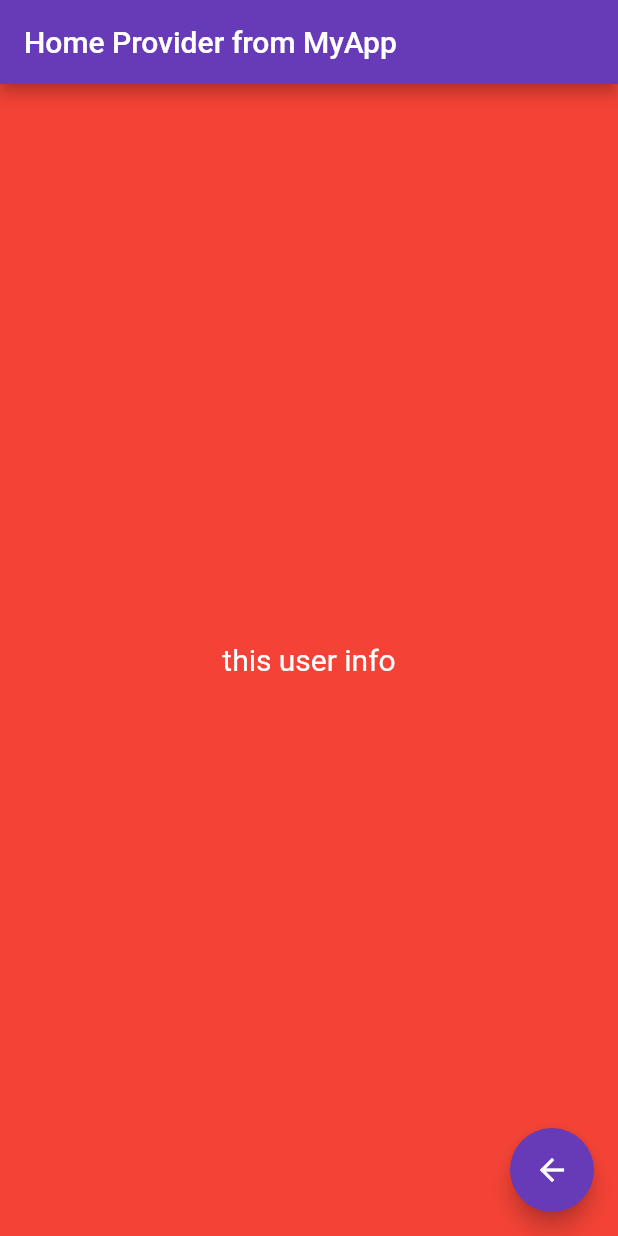
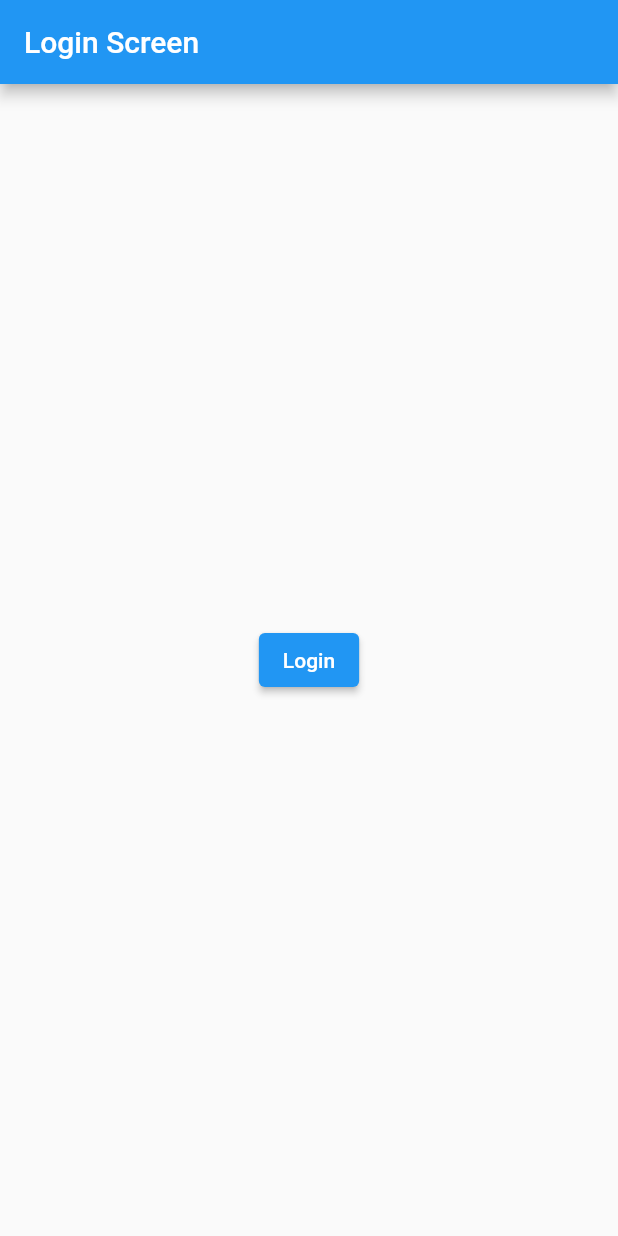
Before and after one commit to chornthorn/course_flutter_state_management, a Flutter app: the screen it shows after launch, on a phone screen of 412 x 824 dp. Run offline on Flutter 3.47's test engine with Material 2 defaults, Android fonts, the phone set to English and light mode, and no system bars; our stand-ins replace shared_preferences.

```diff
--- a/lib/home_detail_page.dart
+++ /dev/null
@@ -1,62 +0,0 @@
-import 'package:flutter/material.dart';
-
-import 'home_provider.dart';
-
-class HomeDetailPage extends StatefulWidget {
-  const HomeDetailPage({Key? key}) : super(key: key);
-
-  @override
-  State<HomeDetailPage> createState() => _HomeDetailPageState();
-}
-
-class _HomeDetailPageState extends State<HomeDetailPage> {
-  String userInfo = '';
-
-  @override
-  void didChangeDependencies() {
-    super.didChangeDependencies();
-    final _userInfo = HomeProvider.of(context).homeService.getUserInfo();
-    _userInfo.then((value) {
-      setState(() {
-        userInfo = value;
-      });
-    });
-  }
-
-  @override
-  Widget build(BuildContext context) {
-    final homeProvider = HomeProvider.of(context);
-    return Scaffold(
-      backgroundColor: homeProvider.homeDetailPageColor,
-      body: FutureBuilder<String>(
-        future: homeProvider.homeService.getUserInfo(),
-        builder: (context, snapshot) {
-          if (snapshot.hasData) {
-            return Center(
-              child: Text(
-                snapshot.data!,
-                style: TextStyle(
-                  color: Colors.white,
-                  fontSize: 20,
-                ),
-              ),
-            );
-          } else {
-            return Center(
-              child: CircularProgressIndicator(),
-            );
-          }
-        },
-      ),
-      floatingActionButton: FloatingActionButton(
-        onPressed: () {
-          // final userInfo = homeProvider.homeService.getUserInfo();
-          // setState(() {
-          //   this.userInfo = userInfo;
-          // });
-        },
-        child: Icon(Icons.arrow_back),
-      ),
-    );
-  }
-}
--- a/lib/home_page.dart
+++ /dev/null
@@ -1,21 +0,0 @@
-import 'package:flutter/material.dart';
-
-import 'home_detail_page.dart';
-import 'home_provider.dart';
-
-class HomePage extends StatelessWidget {
-  const HomePage({Key? key, required this.name}) : super(key: key);
-
-  final String name;
-
-  @override
-  Widget build(BuildContext context) {
-
-    return Scaffold(
-      appBar: AppBar(
-        title: Text(name),
-      ),
-      body: HomeDetailPage(),
-    );
-  }
-}
--- a/lib/home_provider.dart
+++ /dev/null
@@ -1,42 +0,0 @@
-import 'package:flutter/material.dart';
-
-class HomeProvider extends InheritedWidget {
-  HomeProvider({
-    required this.name,
-    required this.child,
-    required this.homeDetailPageColor,
-    required this.homeService,
-  }) : super(child: child);
-
-  final Widget child;
-  final String name;
-  final Color homeDetailPageColor;
-  final HomeService homeService;
-
-  static HomeProvider of(BuildContext context) {
-    final HomeProvider? result =
-        context.dependOnInheritedWidgetOfExactType<HomeProvider>();
-    assert(result != null, 'No FrogColor found in context');
-    return result!;
-  }
-
-  @override
-  bool updateShouldNotify(covariant InheritedWidget oldWidget) {
-    return false;
-  }
-}
-
-class HomeService {
-  Future<String> getUserInfo() async{
-    await Future.delayed(Duration(seconds: 2));
-    return "this user info";
-  }
-}
-
-
-/*App name:
-   appColor:
-   appName:
-   appVersion:
-   currentUserName;
-*/
--- a/lib/main.dart
+++ b/lib/main.dart
@@ -1,9 +1,16 @@
 import 'package:flutter/material.dart';
-import 'package:flutter_state_mangement/home_provider.dart';
+import 'package:flutter_state_mangement/providers/app_config_provider.dart';
+import 'package:flutter_state_mangement/screens/account_screen.dart';
+import 'package:flutter_state_mangement/screens/error_screen.dart';
+import 'package:flutter_state_mangement/screens/home_screen.dart';
+import 'package:flutter_state_mangement/screens/login_screen.dart';
+import 'package:flutter_state_mangement/screens/main_screen.dart';
+import 'package:flutter_state_mangement/screens/splash_screen.dart';
+import 'package:provider/provider.dart';
 
-import 'home_page.dart';
+import 'providers/auth_provider.dart';
 
-void main() async {
+void main() {
   runApp(MyApp());
 }
 
@@ -12,19 +19,42 @@ class MyApp extends StatelessWidget {
 
   @override
   Widget build(BuildContext context) {
-    return MaterialApp(
-      title: 'Flutter Demo',
-      theme: ThemeData(
-        primarySwatch: Colors.deepPurple,
-      ),
-      home: HomeProvider(
-        name: "acess token dkjasldjkflsakdjflsjk",
-        homeDetailPageColor: Colors.red,
-        homeService: HomeService(),
-        child: HomePage(
-          name: "Home Provider from MyApp",
-        ),
+    return MultiProvider(
+      providers: [
+        ChangeNotifierProvider(create: (_) => AuthProvider()),
+        ChangeNotifierProvider(create: (_) => AppConfigProvider()),
+      ],
+      child: MaterialApp(
+        debugShowCheckedModeBanner: true,
+        //TODO:: method 1
+        onGenerateRoute: (settings) {
+          if (settings.name == "/") {
+            return MaterialPageRoute(builder: (context) => SplashScreen());
+          } else if (settings.name == '/main') {
+            return MaterialPageRoute(builder: (context) => MainScreen());
+          } else if (settings.name == '/home') {
+            return MaterialPageRoute(builder: (context) => HomeScreen());
+          } else if (settings.name == "/account") {
+            return MaterialPageRoute(
+              builder: (context) => Provider(
+                create: (_) => SimpleMode(),
+                child: AccountScreen(),
+              ),
+            );
+          } else if (settings.name == "/login") {
+            return MaterialPageRoute(builder: (context) => LoginScreen());
+          }
+          return MaterialPageRoute(builder: (context) => ErrorScreen());
+        },
+        // TODO:: method 2
+        // initialRoute: "/",
+        // routes: {
+        //   "/": (context) => MainScreen(),
+        //   "/home": (context) => HomeScreen(),
+        //   "/account": (context) => AccountScreen(),
+        // },
       ),
     );
   }
 }
+// Navigator.of(context).pushNamed("/home");
--- /dev/null
+++ b/lib/providers/app_config_provider.dart
@@ -0,0 +1,19 @@
+import 'package:flutter/material.dart';
+
+// simple value change
+final counter = ValueNotifier(0);
+
+class AppConfigProvider with ChangeNotifier {
+  String _appName = "Demo"; // "New App Name"
+
+  String get appName => _appName;
+
+  void setNewApp(String newValue) {
+    _appName = newValue;
+    notifyListeners();
+  }
+}
+
+class SimpleMode {
+  String simple = "simple";
+}
--- /dev/null
+++ b/lib/providers/auth_provider.dart
@@ -0,0 +1,29 @@
+import 'package:flutter/material.dart';
+import 'package:shared_preferences/shared_preferences.dart';
+
+class AuthProvider with ChangeNotifier {
+  bool _isAuthenticated = false;
+
+  bool get isAuthenticated => _isAuthenticated;
+
+  // shared preferences
+  late SharedPreferences _sharedPreferences;
+
+  void init() async {
+    _sharedPreferences = await SharedPreferences.getInstance();
+
+    // check if user is authenticated
+    _isAuthenticated = _sharedPreferences.getBool('isAuthenticated') ?? false;
+    notifyListeners();
+  }
+
+  void login() {
+    _isAuthenticated = true;
+    notifyListeners();
+  }
+
+  void logout() {
+    _isAuthenticated = false;
+    notifyListeners();
+  }
+}
--- /dev/null
+++ b/lib/screens/login_screen.dart
@@ -0,0 +1,47 @@
+import 'package:flutter/material.dart';
+import 'package:flutter_state_mangement/providers/auth_provider.dart';
+import 'package:provider/provider.dart';
+
+class LoginScreen extends StatefulWidget {
+  const LoginScreen({Key? key}) : super(key: key);
+
+  @override
+  State<LoginScreen> createState() => _LoginScreenState();
+}
+
+class _LoginScreenState extends State<LoginScreen> {
+
+  late AuthProvider _authProvider;
+
+  @override
+  void initState() {
+    super.initState();
+    _authProvider = context.read<AuthProvider>();
+    _authProvider.addListener(_authChanged);
+  }
+
+  void _authChanged() {
+    if (_authProvider.isAuthenticated) {
+      Navigator.pushReplacementNamed(context, "/main");
+    } else {
+      Navigator.pushReplacementNamed(context, "/login");
+    }
+  }
+
+  @override
+  Widget build(BuildContext context) {
+    return Scaffold(
+      appBar: AppBar(
+        title: Text('Login Screen'),
+      ),
+      body: Center(
+        child: ElevatedButton(
+          onPressed: () {
+            Provider.of<AuthProvider>(context,listen: false).login();
+          },
+          child: Text('Login'),
+        ),
+      ),
+    );
+  }
+}
--- a/pubspec.yaml
+++ b/pubspec.yaml
@@ -34,6 +34,8 @@ dependencies:
   # The following adds the Cupertino Icons font to your application.
   # Use with the CupertinoIcons class for iOS style icons.
   cupertino_icons: ^1.0.2
+  provider: ^6.0.3
+  shared_preferences: ^2.0.15
 
 dev_dependencies:
   flutter_test:
```
Also changed, not shown: lib/screens/account_screen.dart (added, +19 -0 lines), lib/screens/error_screen.dart (added, +17 -0 lines), lib/screens/home_screen.dart (added, +25 -0 lines), lib/screens/main_screen.dart (added, +47 -0 lines), lib/screens/splash_screen.dart (added, +54 -0 lines), pubspec.lock, 5 other files.
